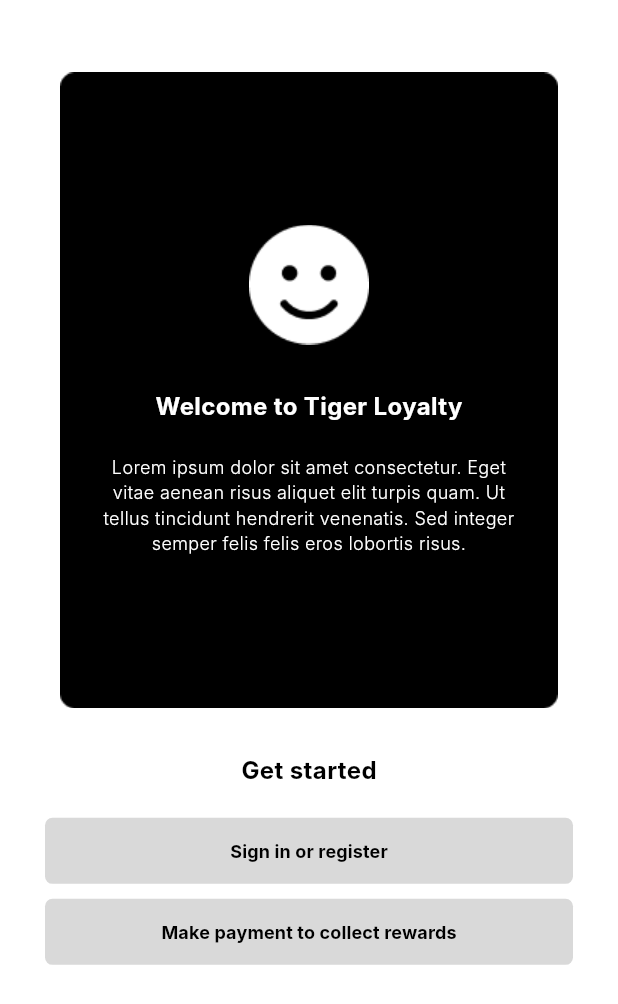
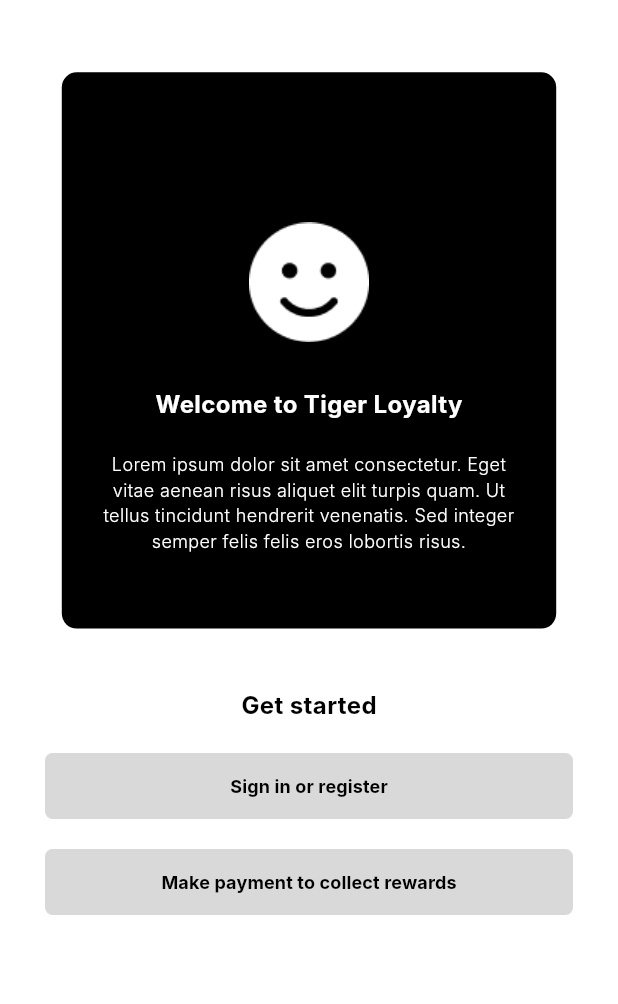
Before and after one commit to RanjithCJ7/Tiger-Loyalty-Customer, a Flutter app: the screen it shows after launch, on a phone screen of 412 x 824 dp. Shown: the top 1004 px of the screen. Run offline on Flutter 3.47's test engine with Material 3 defaults, Android fonts, the phone set to English and light mode, and no system bars; our stand-ins replace flutter_svg, fluttertoast, get, image_cropper, image_picker; missing offline and left inert: flutter_exif_rotation; Roboto replaces fonts that are missing (Inter).

Commit message:
UI changes

```diff
--- a/lib/src/pages/home_newuser.dart
+++ b/lib/src/pages/home_newuser.dart
@@ -41,14 +41,19 @@ class _Home_NewUserState extends State<Home_NewUser> {
                         }
                       },
                       child: points
-                          ? Stack(
-                              alignment: Alignment.center,
+                          ? Container(
+                              width: MediaQuery.of(context).size.width * 0.8,
+                              height: MediaQuery.of(context).size.width * 0.9,
+                              decoration: BoxDecoration(
+                                color: Colors.black,
+                                borderRadius: BorderRadius.circular(10.0),
+                              ),
+                              child: Center(
+                                child: Column(
+                                  mainAxisAlignment: MainAxisAlignment.center,
+                                  crossAxisAlignment: CrossAxisAlignment.center,
                                   children: [
-                                Image.asset('assets/welcome_bg.png'),
-                                Padding(
-                                  padding: EdgeInsets.symmetric(horizontal: 30),
-                                  child: Column(
-                                    children: [
+                                    const SizedBox(height: 50.0),
                                     Image.asset(
                                       'assets/welcome.png',
                                     ),
@@ -58,9 +63,9 @@ class _Home_NewUserState extends State<Home_NewUser> {
                                       style: welcomeTitle,
                                     ),
                                     const SizedBox(height: 20.0),
-                                      Padding(
-                                        padding: EdgeInsets.symmetric(
-                                            horizontal: 30),
+                                    Container(
+                                      width: MediaQuery.of(context).size.width *
+                                          0.7,
                                       child: Text(
                                         'Lorem ipsum dolor sit amet consectetur. Eget vitae aenean risus aliquet elit turpis quam. Ut tellus tincidunt hendrerit venenatis. Sed integer semper felis felis eros lobortis risus.',
                                         style: welcomeDesc,
@@ -69,17 +74,21 @@ class _Home_NewUserState extends State<Home_NewUser> {
                                     )
                                   ],
                                 ),
+                              ),
                             )
-                              ],
-                            )
-                          : Stack(
-                              alignment: Alignment.center,
+                          : Container(
+                              width: MediaQuery.of(context).size.width * 0.8,
+                              height: MediaQuery.of(context).size.width * 0.9,
+                              decoration: BoxDecoration(
+                                color: Colors.black,
+                                borderRadius: BorderRadius.circular(10.0),
+                              ),
+                              child: Center(
+                                child: Column(
+                                  mainAxisAlignment: MainAxisAlignment.center,
+                                  crossAxisAlignment: CrossAxisAlignment.center,
                                   children: [
-                                Image.asset('assets/welcome_bg.png'),
-                                Padding(
-                                  padding: EdgeInsets.symmetric(horizontal: 30),
-                                  child: Column(
-                                    children: [
+                                    const SizedBox(height: 50.0),
                                     Image.asset(
                                       'assets/welcome.png',
                                     ),
@@ -89,9 +98,9 @@ class _Home_NewUserState extends State<Home_NewUser> {
                                       style: welcomeTitle,
                                     ),
                                     const SizedBox(height: 20.0),
-                                      Padding(
-                                        padding: EdgeInsets.symmetric(
-                                            horizontal: 30),
+                                    Container(
+                                      width: MediaQuery.of(context).size.width *
+                                          0.7,
                                       child: Text(
                                         'Lorem ipsum dolor sit amet consectetur. Eget vitae aenean risus aliquet elit turpis quam. Ut tellus tincidunt hendrerit venenatis. Sed integer semper felis felis eros lobortis risus.',
                                         style: welcomeDesc,
@@ -100,11 +109,10 @@ class _Home_NewUserState extends State<Home_NewUser> {
                                     )
                                   ],
                                 ),
-                                )
-                              ],
                               ),
                             ),
-                    const SizedBox(height: 30.0),
+                    ),
+                    const SizedBox(height: 40.0),
                     Padding(
                       padding: EdgeInsets.symmetric(horizontal: 30),
                       child: Column(
@@ -127,7 +135,7 @@ class _Home_NewUserState extends State<Home_NewUser> {
                                   style: startBtnText),
                             ),
                           ),
-                          const SizedBox(height: 10.0),
+                          const SizedBox(height: 20.0),
                           SizedBox(
                             width: size.width,
                             height: 44,
```
Lines whose indentation alone changed are shown as unchanged.
